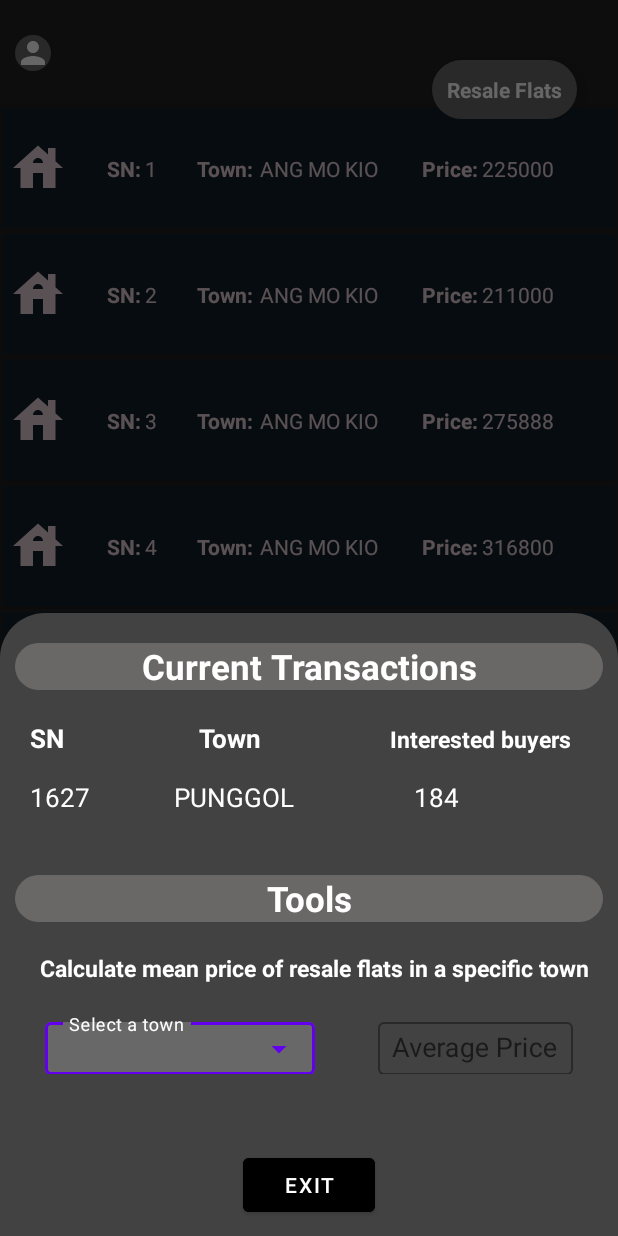
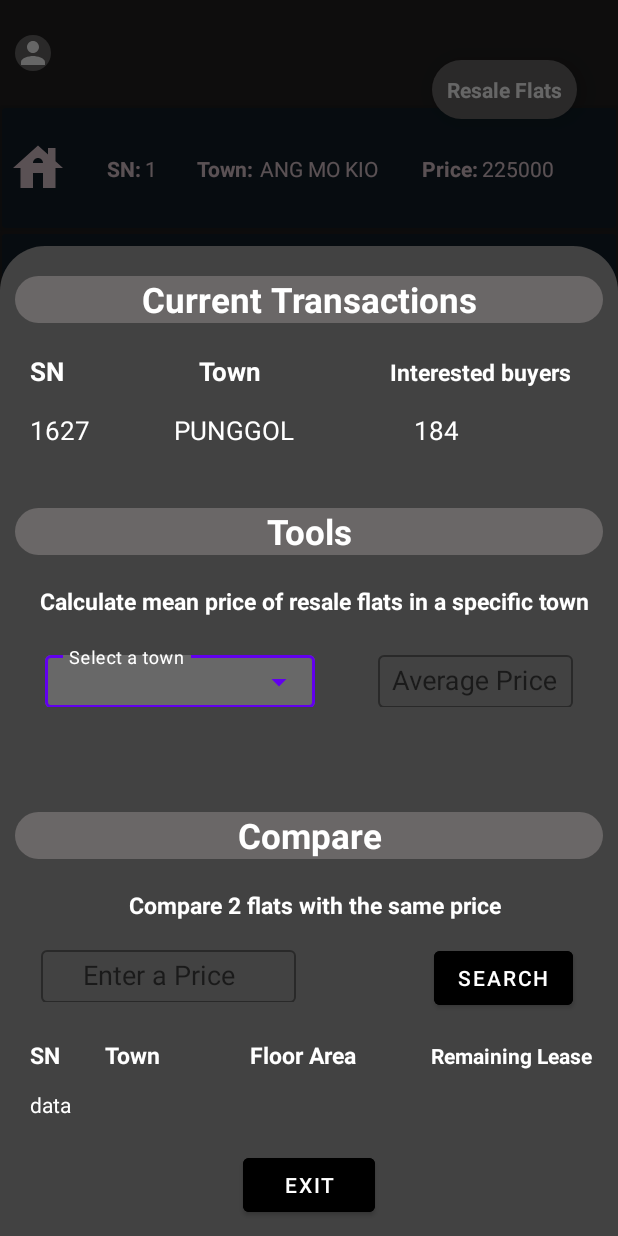
Before and after one commit to treesturn/PropertyResale_Application, an Android app: the user_account screen opened directly, with no data from a screen before it, after a tap on "SERVICES", on a phone screen of 412 x 824 dp. Run offline under Robolectric (Android 15) with nearby library versions, the phone set to English and light mode, and no system bars.

Commit message:
Improved Services bottomsheet layout design Finished up Dialog page, added comparison query 5

```diff
--- a/app/src/main/java/com/example/propertyresale_app/DatabaseHelper.java
+++ b/app/src/main/java/com/example/propertyresale_app/DatabaseHelper.java
@@ -253,7 +253,7 @@ public class DatabaseHelper extends SQLiteOpenHelper {
      * @param
      * @return
      *
-     * query 4
+     * query 2
      */
     public String getavgprice(String town){
         SQLiteDatabase sqLiteDatabase = this.getReadableDatabase();
@@ -268,4 +268,28 @@ public class DatabaseHelper extends SQLiteOpenHelper {
         }
     }
 
+    /**
+     *
+     * @param
+     * @return
+     *
+     * query 5
+     */
+    public String getpairofsimilarprice(String price){
+        SQLiteDatabase sqLiteDatabase = this.getReadableDatabase();
+        Cursor c = sqLiteDatabase.rawQuery("SELECT h1.housing_sn as sn1, h2.housing_sn as sn2, h1.town as town1, h2.town as town2, h1.floor_area_sqm as area1, \n" +
+                "h2.floor_area_sqm as area2, h1.remaining_lease as remaining1, h2.remaining_lease as remaining2 ,h1.resale_price,h2.resale_price\n" +
+                "FROM housing_list h1, housing_list h2\n" +
+                "WHERE (h1.housing_sn <> h2.housing_sn) AND (h1.town<>h2.town) AND h1.resale_price = h2.resale_price AND h1.resale_price like ? limit 1;",new String[]{price});
+
+        if (c.moveToFirst()){
+
+            return (c.getString(c.getColumnIndex("sn1")) + "          " + c.getString(c.getColumnIndex("town1")) + "          " + c.getString(c.getColumnIndex("area1")) + "          " + c.getString(c.getColumnIndex("remaining1")) + "\n" +
+                    c.getString(c.getColumnIndex("sn2")) + "          " + c.getString(c.getColumnIndex("town2")) + "               " + c.getString(c.getColumnIndex("area2")) + "             " + c.getString(c.getColumnIndex("remaining2")));
+        }
+        else{
+            return "it is empty";
+        }
+    }
+
 }
--- a/app/src/main/java/com/example/propertyresale_app/user_account.java
+++ b/app/src/main/java/com/example/propertyresale_app/user_account.java
@@ -10,6 +10,7 @@ import android.database.Cursor;
 import android.graphics.Color;
 import android.graphics.drawable.ColorDrawable;
 import android.os.Bundle;
+import android.text.Editable;
 import android.view.Gravity;
 import android.view.View;
 import android.view.ViewGroup;
@@ -21,6 +22,8 @@ import android.widget.Button;
 import android.widget.EditText;
 import android.widget.TextView;
 import android.widget.Toast;
+
+import com.google.android.material.textfield.TextInputLayout;
 
 import java.util.ArrayList;
 
@@ -141,6 +144,19 @@ public class user_account extends AppCompatActivity implements RecyclerViewInter
                 avgprice.setText("  $"+price);
             }
         });
+
+        Button search = dialog.findViewById(R.id.SearchButton);
+        TextView data = dialog.findViewById(R.id.data);
+        TextView similarprice = dialog.findViewById(R.id.similarprice);
+        String x = similarprice.getText().toString();
+
+        search.setOnClickListener(new View.OnClickListener() {
+            @Override
+            public void onClick(View view) {
+
+                data.setText(databaseHelper.getpairofsimilarprice(x));
+            }
+        });
     }
 
 }
--- a/app/src/main/res/layout/bottomsheetlayout.xml
+++ b/app/src/main/res/layout/bottomsheetlayout.xml
@@ -130,7 +130,7 @@
         android:textStyle="bold"/>
 
     <androidx.constraintlayout.widget.ConstraintLayout
-        android:id="@+id/linear_layout3"
+        android:id="@+id/constraint_layout3"
         app:layout_constraintTop_toBottomOf="@+id/average_price"
         app:layout_constraintEnd_toEndOf="parent"
         app:layout_constraintStart_toStartOf="parent"
@@ -175,8 +175,149 @@
 
     </androidx.constraintlayout.widget.ConstraintLayout>
 
+    <TextView
+        android:id="@+id/Comparison_title"
+        app:layout_constraintTop_toBottomOf="@+id/constraint_layout3"
+        app:layout_constraintEnd_toEndOf="parent"
+        app:layout_constraintStart_toStartOf="parent"
+        android:layout_marginTop="40dp"
+        android:layout_width="match_parent"
+        android:layout_height="wrap_content"
+        android:text="Compare"
+        android:textSize="23dp"
+        android:textColor="@color/white"
+        android:textStyle="bold"
+        android:textAlignment="center"
+        android:background="@drawable/rounded_rect"/>
+
+    <androidx.constraintlayout.widget.ConstraintLayout
+        app:layout_constraintStart_toStartOf="parent"
+        app:layout_constraintEnd_toEndOf="parent"
+        app:layout_constraintTop_toBottomOf="@+id/Comparison_title"
+        android:id="@+id/constraint_layout4"
+        android:layout_width="match_parent"
+        android:layout_height="wrap_content">
+
+        <TextView
+            app:layout_constraintStart_toStartOf="parent"
+            app:layout_constraintEnd_toEndOf="parent"
+            app:layout_constraintTop_toTopOf="parent"
+            android:layout_marginTop="20dp"
+            android:id="@+id/compare_flats"
+            android:layout_marginStart="7sp"
+            android:layout_width="wrap_content"
+            android:layout_height="wrap_content"
+            android:text="Compare 2 flats with the same price"
+            android:textSize="15sp"
+            android:textColor="@color/white"
+            android:textStyle="bold"/>
+
+        <androidx.constraintlayout.widget.ConstraintLayout
+            android:layout_width="match_parent"
+            android:layout_height="wrap_content">
+
+            <com.google.android.material.textfield.TextInputLayout
+                app:layout_constraintTop_toTopOf="parent"
+                app:layout_constraintStart_toStartOf="parent"
+                android:layout_marginStart="17dp"
+                android:layout_marginTop="55dp"
+                android:layout_width="170dp"
+                android:layout_height="40dp"
+                android:hint="      Enter a Price"
+                app:hintTextColor="@color/white"
+                style="@style/Widget.MaterialComponents.TextInputLayout.OutlinedBox">
+                <AutoCompleteTextView
+                    android:id="@+id/similarprice"
+                    android:layout_width="match_parent"
+                    android:layout_height="35dp"
+                    android:inputType="number"/>
+            </com.google.android.material.textfield.TextInputLayout>
+
+            <Button
+                app:layout_constraintTop_toTopOf="parent"
+                app:layout_constraintEnd_toEndOf="parent"
+                android:layout_marginEnd="20dp"
+                android:layout_marginTop="55dp"
+                android:layout_marginBottom="40dp"
+                android:id="@+id/SearchButton"
+                android:layout_width="wrap_content"
+                android:layout_height="wrap_content"
+                android:layout_centerHorizontal="true"
+                android:backgroundTint="@color/black"
+                android:text="Search"
+                android:textColor="@color/white"
+                android:elevation="10dp"/>
+
+        </androidx.constraintlayout.widget.ConstraintLayout>
+
+
+        <LinearLayout
+            app:layout_constraintTop_toTopOf="parent"
+            app:layout_constraintEnd_toEndOf="parent"
+            app:layout_constraintStart_toStartOf="parent"
+            android:layout_marginTop="120dp"
+            android:layout_width="match_parent"
+            android:layout_height="wrap_content"
+            android:orientation="horizontal">
+
+            <TextView
+                android:id="@+id/compare1"
+                android:layout_marginStart="10sp"
+                android:layout_width="wrap_content"
+                android:layout_height="wrap_content"
+                android:text="SN"
+                android:textSize="15sp"
+                android:textStyle="bold"
+                android:textColor="@color/white" />
+
+            <TextView
+                android:id="@+id/compare2"
+                android:layout_marginStart="30sp"
+                android:layout_width="wrap_content"
+                android:layout_height="wrap_content"
+                android:text="Town"
+                android:textSize="15sp"
+                android:textStyle="bold"
+                android:textColor="@color/white" />
+
+            <TextView
+                android:id="@+id/compare3"
+                android:layout_marginStart="60sp"
+                android:layout_width="wrap_content"
+                android:layout_height="wrap_content"
+                android:text="Floor Area"
+                android:textSize="15sp"
+                android:textStyle="bold"
+                android:textColor="@color/white" />
+
+            <TextView
+                android:id="@+id/compare4"
+                android:layout_marginStart="50sp"
+                android:layout_width="wrap_content"
+                android:layout_height="wrap_content"
+                android:text="Remaining Lease"
+                android:textSize="14sp"
+                android:textStyle="bold"
+                android:textColor="@color/white" />
+
+        </LinearLayout>
+
+        <TextView
+            app:layout_constraintTop_toTopOf="parent"
+            app:layout_constraintStart_toStartOf="parent"
+            android:layout_marginTop="154dp"
+            android:id="@+id/data"
+            android:layout_marginStart="10sp"
+            android:layout_width="wrap_content"
+            android:layout_height="wrap_content"
+            android:text="data"
+            android:textSize="14sp"
+            android:textColor="@color/white" />
+
+    </androidx.constraintlayout.widget.ConstraintLayout>
+
     <Button
-        app:layout_constraintTop_toBottomOf="@+id/linear_layout3"
+        app:layout_constraintTop_toBottomOf="@+id/constraint_layout4"
         app:layout_constraintEnd_toEndOf="parent"
         app:layout_constraintStart_toStartOf="parent"
         android:layout_marginTop="20dp"
```
